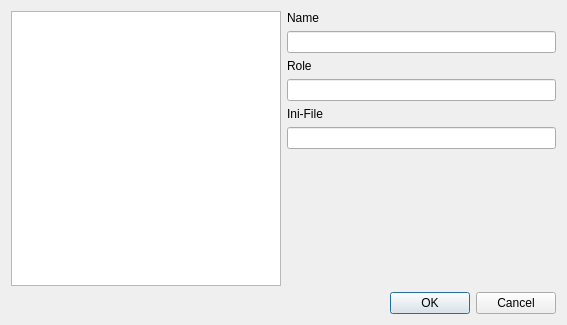
itom-project/itom, file Qitom/ui/dialogSelectUser.ui: the form before one commit.
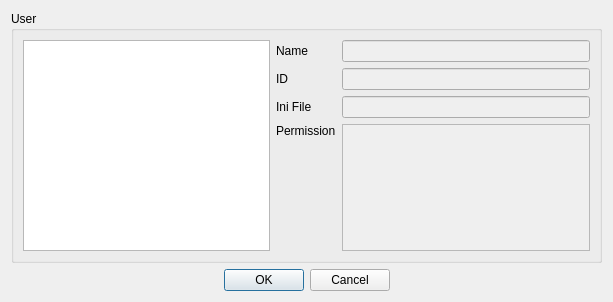
The form after the commit.

Patch:
```diff
--- a/Qitom/ui/dialogSelectUser.ui
+++ b/Qitom/ui/dialogSelectUser.ui
@@ -6,55 +6,36 @@
    <rect>
     <x>0</x>
     <y>0</y>
-    <width>567</width>
-    <height>325</height>
+    <width>613</width>
+    <height>302</height>
    </rect>
   </property>
   <property name="windowTitle">
    <string>Dialog</string>
   </property>
-  <layout class="QVBoxLayout" name="verticalLayout">
+  <layout class="QVBoxLayout" name="verticalLayout_3">
    <item>
-    <layout class="QHBoxLayout" name="horizontalLayout">
-     <item>
-      <widget class="QListView" name="userList">
-       <property name="mouseTracking">
-        <bool>false</bool>
-       </property>
-      </widget>
-     </item>
-     <item>
+    <widget class="QGroupBox" name="groupBox_user">
+     <property name="title">
+      <string>User</string>
+     </property>
       <layout class="QVBoxLayout" name="verticalLayout_2">
        <item>
-        <widget class="QLabel" name="label">
-         <property name="text">
-          <string>Name</string>
-         </property>
-        </widget>
-       </item>
+       <layout class="QHBoxLayout" name="horizontalLayout_2">
        <item>
-        <widget class="QLineEdit" name="lineEdit_name"/>
+         <widget class="QListView" name="userList"/>
        </item>
        <item>
-        <widget class="QLabel" name="label_3">
-         <property name="text">
-          <string>Role</string>
-         </property>
-        </widget>
-       </item>
+         <layout class="QGridLayout" name="gridLayout">
+          <item row="5" column="0">
+           <layout class="QVBoxLayout" name="verticalLayout">
        <item>
-        <widget class="QLineEdit" name="lineEdit_role"/>
-       </item>
-       <item>
-        <widget class="QLabel" name="label_4">
+             <widget class="QLabel" name="label_5">
          <property name="text">
-          <string>Ini-File</string>
+               <string>Permission</string>
          </property>
         </widget>
        </item>
-       <item>
-        <widget class="QLineEdit" name="lineEdit_iniFile"/>
-       </item>
        <item>
         <spacer name="verticalSpacer">
          <property name="orientation">
@@ -70,16 +51,91 @@
        </item>
       </layout>
      </item>
-    </layout>
+          <item row="0" column="1">
+           <widget class="QLineEdit" name="lineEdit_name">
+            <property name="enabled">
+             <bool>false</bool>
+            </property>
+            <property name="readOnly">
+             <bool>true</bool>
+            </property>
+           </widget>
+          </item>
+          <item row="0" column="0">
+           <widget class="QLabel" name="label">
+            <property name="text">
+             <string>Name</string>
+            </property>
+           </widget>
+          </item>
+          <item row="2" column="0">
+           <widget class="QLabel" name="label_4">
+            <property name="text">
+             <string>Ini File</string>
+            </property>
+           </widget>
+          </item>
+          <item row="2" column="1">
+           <widget class="QLineEdit" name="lineEdit_iniFile">
+            <property name="enabled">
+             <bool>false</bool>
+            </property>
+            <property name="contextMenuPolicy">
+             <enum>Qt::DefaultContextMenu</enum>
+            </property>
+            <property name="styleSheet">
+             <string notr="true"/>
+            </property>
+            <property name="readOnly">
+             <bool>true</bool>
+            </property>
+           </widget>
+          </item>
+          <item row="1" column="0">
+           <widget class="QLabel" name="label_3">
+            <property name="text">
+             <string>ID</string>
+            </property>
+           </widget>
+          </item>
+          <item row="1" column="1">
+           <widget class="QLineEdit" name="lineEdit_id">
+            <property name="enabled">
+             <bool>false</bool>
+            </property>
+            <property name="readOnly">
+             <bool>true</bool>
+            </property>
+           </widget>
+          </item>
+          <item row="5" column="1">
+           <widget class="QListWidget" name="permissionList">
+            <property name="enabled">
+             <bool>false</bool>
+            </property>
+           </widget>
+          </item>
+         </layout>
+        </item>
+       </layout>
+      </item>
+     </layout>
+    </widget>
    </item>
    <item>
     <widget class="QDialogButtonBox" name="buttonBox">
+     <property name="layoutDirection">
+      <enum>Qt::LeftToRight</enum>
+     </property>
      <property name="orientation">
       <enum>Qt::Horizontal</enum>
      </property>
      <property name="standardButtons">
       <set>QDialogButtonBox::Cancel|QDialogButtonBox::Ok</set>
      </property>
+     <property name="centerButtons">
+      <bool>true</bool>
+     </property>
     </widget>
    </item>
   </layout>
```
Left out of the diff: 37 changed lines with no effect on the pictures. Lines whose indentation alone changed are shown as unchanged.
